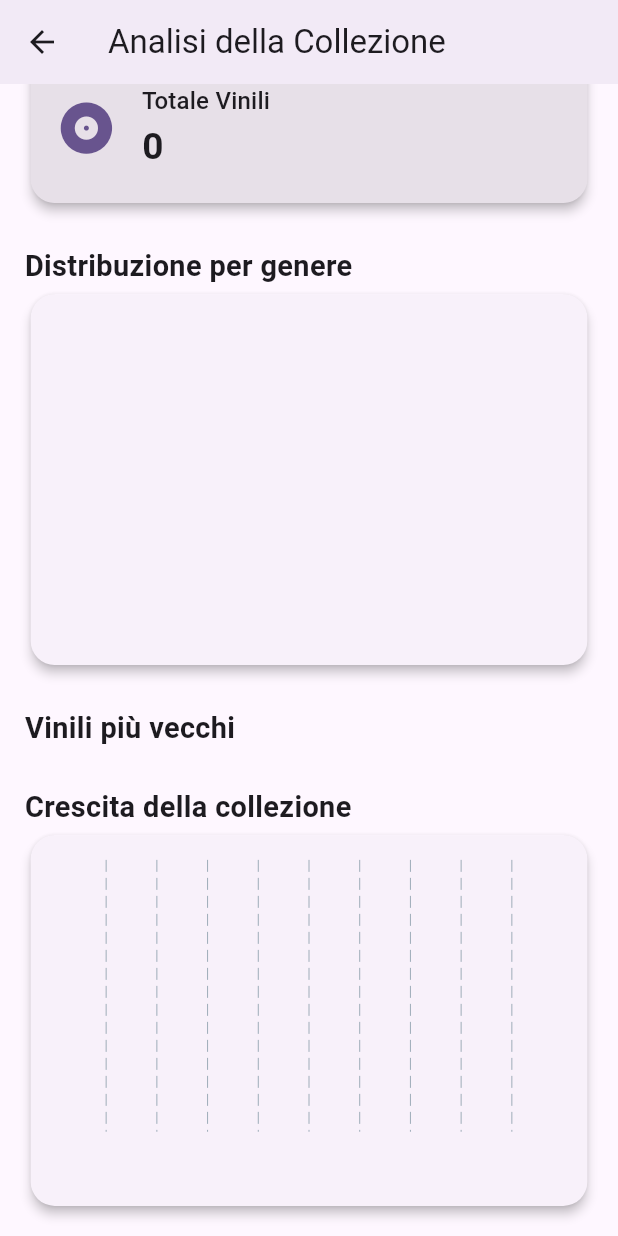
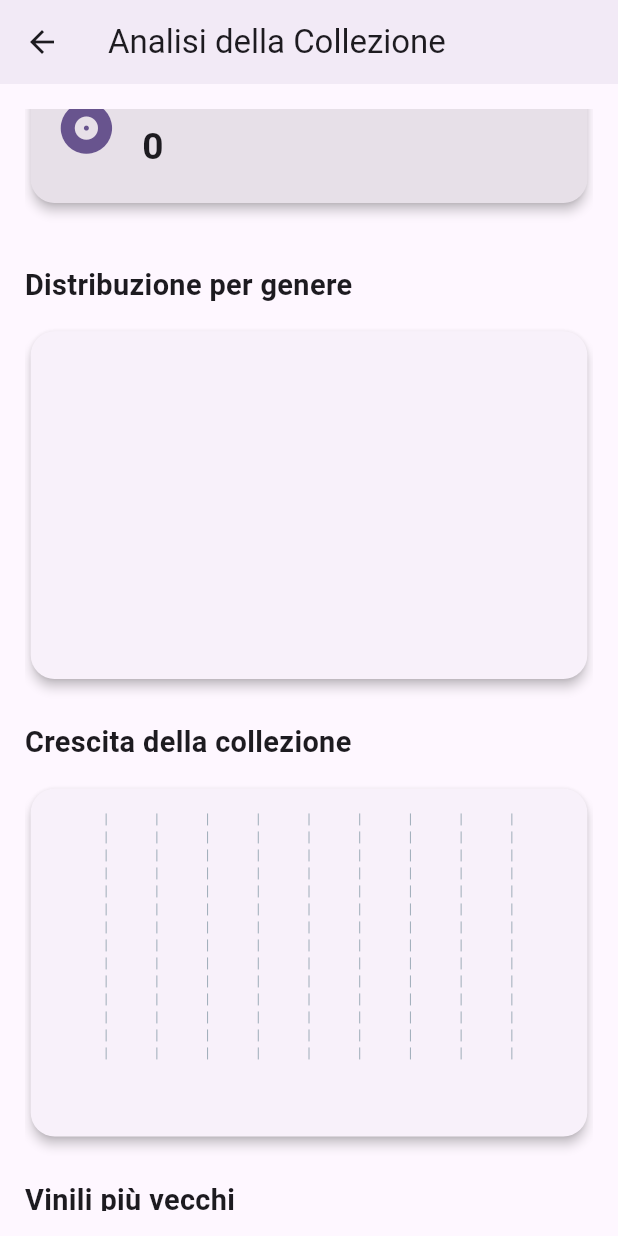
Before and after one commit to paskcodes/vinyl_collection_app, a Flutter app: the AnalisiViniliScreen screen opened directly, scrolled down 98 dp, on a phone screen of 412 x 824 dp. Run offline on Flutter 3.47's test engine with Material 3 defaults, Android fonts, the phone set to English and light mode, and no system bars; drawn by our look-alikes of fl_chart; our stand-ins replace flutter_dotenv, google_fonts, image_picker, logger, sqflite; accounts and stored records are empty; network calls fail.

Commit message:
aggiustato il filtro per la persistenza dei dati inseriti e aggiustato il landscape per varie schermate

```diff
--- a/lib/screen/schermateSecondarie/schermata_analisi_vinili.dart
+++ b/lib/screen/schermateSecondarie/schermata_analisi_vinili.dart
@@ -50,9 +50,9 @@ class _AnalisiViniliScreenState extends State<AnalisiViniliScreen> {
   @override
   Widget build(BuildContext context) {
     final theme = Theme.of(context);
+    final isLandscape = context.isLandscape;
     final double padding = context.screenWidth * 0.04;
     final double spacing = context.screenHeight * 0.03;
-    final double chartHeight = context.screenHeight * 0.3;
     final double titleSize = context.screenWidth * 0.055;
 
     final headline = GoogleFonts.roboto(
@@ -68,60 +68,50 @@ class _AnalisiViniliScreenState extends State<AnalisiViniliScreen> {
       ),
       body: _loading
           ? const Center(child: CircularProgressIndicator())
-          : ListView(
+          : Padding(
         padding: EdgeInsets.all(padding),
+        child: ListView(
           children: [
             Text('Statistiche Generali', style: headline),
             SizedBox(height: spacing),
-
             _StatCard(
               icon: Icons.album_rounded,
               label: 'Totale Vinili',
               value: '$totale',
               color: theme.colorScheme.primary,
             ),
+            SizedBox(height: spacing),
 
-                SizedBox(height: spacing),
-                _SectionTitle(
-                  'Distribuzione per genere',
-                  fontSize: titleSize * 0.85,
-                ),
+            /// GENERE + CRESCITA (in LANDSCAPE uno accanto all’altro)
+            SizedBox(height: spacing * 0.5),
+            Column(
+              crossAxisAlignment: CrossAxisAlignment.start,
+              children: [
+                _SectionTitle('Distribuzione per genere', fontSize: titleSize * 0.85),
+                SizedBox(height: spacing * 0.5),
                 Card(
                   shape: RoundedRectangleBorder(
                     borderRadius: BorderRadius.circular(16),
                   ),
                   elevation: 3,
-                  child: SizedBox(
-                    height: chartHeight,
+                  child: AspectRatio(
+                    aspectRatio: context.isLandscape ? 2 : 1.6,
                     child: Padding(
                       padding: EdgeInsets.all(padding),
                       child: _PieChartWidget(generi: generi),
                     ),
                   ),
                 ),
-
                 SizedBox(height: spacing),
-                _SectionTitle('Vinili più vecchi', fontSize: titleSize * 0.85),
-                ...piuVecchi.map(
-                  (v) => ListTile(
-                    leading: const Icon(Icons.history_edu_rounded),
-                    title: Text('${v.titolo} - ${v.artista}'),
-                    subtitle: Text('Anno: ${v.anno ?? 'Sconosciuto'}'),
-                  ),
-                ),
-
-                SizedBox(height: spacing),
-                _SectionTitle(
-                  'Crescita della collezione',
-                  fontSize: titleSize * 0.85,
-                ),
+                _SectionTitle('Crescita della collezione', fontSize: titleSize * 0.85),
+                SizedBox(height: spacing * 0.5),
                 Card(
                   shape: RoundedRectangleBorder(
                     borderRadius: BorderRadius.circular(16),
                   ),
                   elevation: 3,
-                  child: SizedBox(
-                    height: chartHeight,
+                  child: AspectRatio(
+                    aspectRatio: context.isLandscape ? 2 : 1.6,
                     child: Padding(
                       padding: EdgeInsets.all(padding),
                       child: _BarChartWidget(crescita: crescita),
@@ -129,6 +119,59 @@ class _AnalisiViniliScreenState extends State<AnalisiViniliScreen> {
                   ),
                 ),
               ],
+            ),
+
+
+
+            SizedBox(height: spacing),
+            _SectionTitle('Vinili più vecchi', fontSize: titleSize * 0.85),
+            SizedBox(height: spacing * 0.5),
+            isLandscape
+                ? Row(
+              children: piuVecchi
+                  .map(
+                    (v) => Expanded(
+                  child: Card(
+                    margin: EdgeInsets.symmetric(horizontal: 4),
+                    shape: RoundedRectangleBorder(
+                      borderRadius: BorderRadius.circular(12),
+                    ),
+                    child: Padding(
+                      padding: const EdgeInsets.all(12.0),
+                      child: Column(
+                        mainAxisSize: MainAxisSize.min,
+                        children: [
+                          Icon(Icons.history_edu_rounded,
+                              size: 28),
+                          SizedBox(height: 8),
+                          Text('${v.titolo} - ${v.artista}',
+                              textAlign: TextAlign.center),
+                          Text('Anno: ${v.anno ?? 'Sconosciuto'}',
+                              style: TextStyle(
+                                  color: Colors.grey.shade700)),
+                        ],
+                      ),
+                    ),
+                  ),
+                ),
+              )
+                  .toList(),
+            )
+                : Column(
+              children: piuVecchi
+                  .map(
+                    (v) => ListTile(
+                  leading:
+                  const Icon(Icons.history_edu_rounded),
+                  title: Text('${v.titolo} - ${v.artista}'),
+                  subtitle:
+                  Text('Anno: ${v.anno ?? 'Sconosciuto'}'),
+                ),
+              )
+                  .toList(),
+            ),
+          ],
+        ),
       ),
     );
   }
@@ -232,7 +275,7 @@ class _PieChartWidget extends StatelessWidget {
             value: e.value.toDouble(),
             color: colors[i % colors.length],
             title: '${e.key}\n${percent.toStringAsFixed(1)}%',
-            radius: context.screenWidth * 0.18,
+            radius: context.isLandscape?context.screenWidth * 0.13 :context.screenWidth * 0.18,
             titleStyle: TextStyle(
               fontSize: context.screenWidth * 0.03,
               fontWeight: FontWeight.bold,
@@ -275,7 +318,7 @@ class _BarChartWidget extends StatelessWidget {
           bottomTitles: AxisTitles(
             sideTitles: SideTitles(
               showTitles: true,
-              reservedSize: context.screenHeight * 0.04,
+              reservedSize: context.isLandscape? context.screenHeight * 0.1 : context.screenHeight * 0.04,
               getTitlesWidget: (value, _) {
                 final year = value.toInt() < keys.length
                     ? keys[value.toInt()]
```
Also changed, not shown: lib/components/filtro_ricerca_widget.dart (+85 -58 lines), lib/screen/schermatePrincipali/schermata_collezione.dart (+27 -41 lines). Lines whose indentation alone changed are shown as unchanged.
